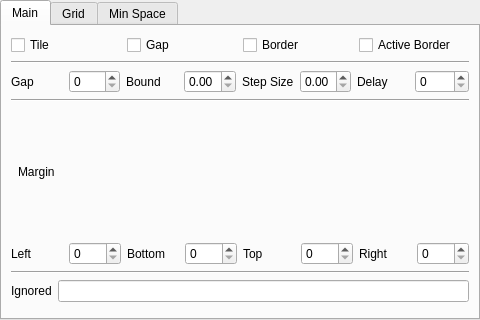
lingtjien/Grid-Tiling-Kwin, file contents/ui/config.ui: the form before one commit.
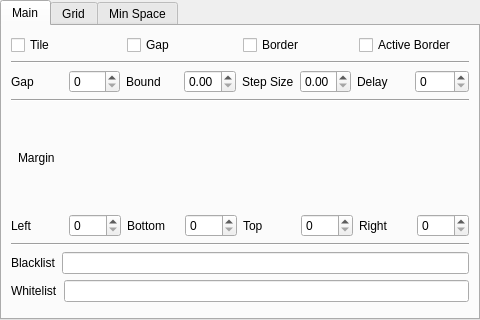
The form after the commit.

```diff
--- a/contents/ui/config.ui
+++ b/contents/ui/config.ui
@@ -220,7 +220,7 @@
               <item>
                 <widget class="QLabel" name="labelIgnoredName">
                   <property name="text">
-                    <string>Ignored</string>
+                    <string>Blacklist</string>
                   </property>
                 </widget>
               </item>
@@ -236,6 +236,27 @@
               </item>
             </layout>
           </item>
+          <item>
+            <layout class="QHBoxLayout" name="layoutWhitelistName">
+              <item>
+                <widget class="QLabel" name="labelWhitelistName">
+                  <property name="text">
+                    <string>Whitelist</string>
+                  </property>
+                </widget>
+              </item>
+              <item>
+                <widget class="QLineEdit" name="kcfg_whitelist">
+                  <property name="text">
+                    <string/>
+                  </property>
+                  <property name="toolTip">
+                    <string>Apps always tiled if regex matches with name</string>
+                  </property>
+                </widget>
+              </item>
+            </layout>
+          </item>
           <item>
             <spacer name="spacerMain">
               <property name="orientation">
```
Left out of the diff: 6 changed lines with no effect on the pictures.
